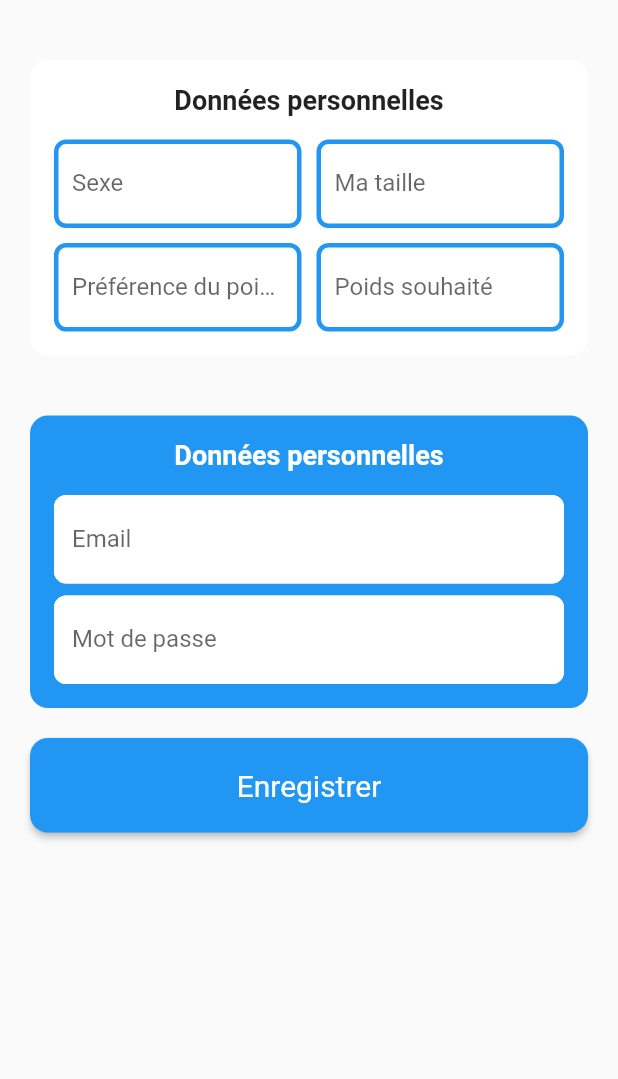
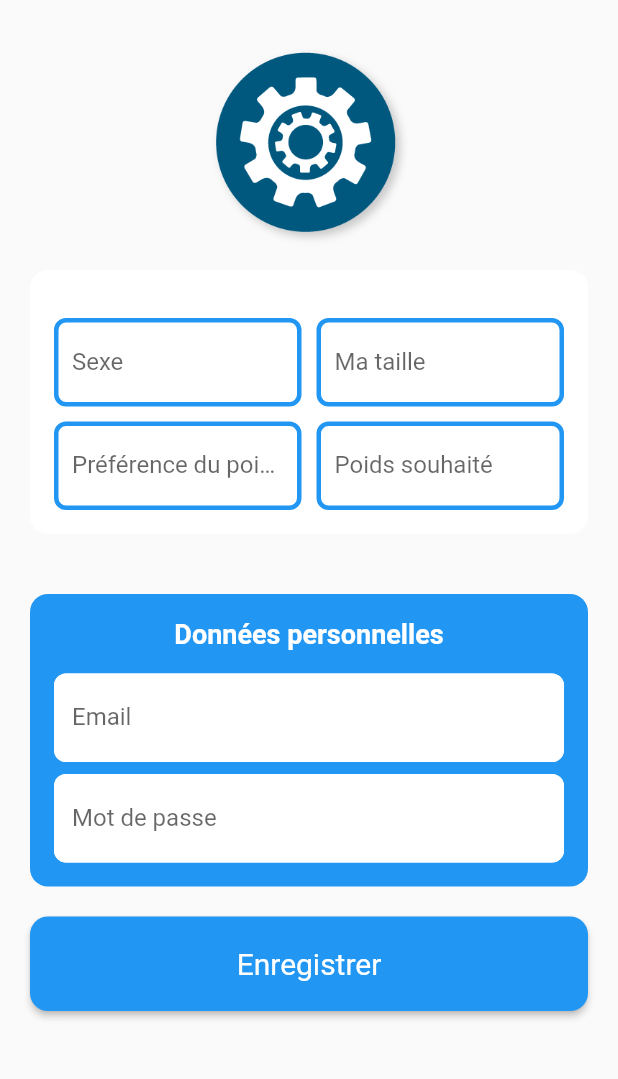
Before and after one commit to BalanceTonPoids/flutter, a Flutter app: the EditProfilePage screen opened directly, on a phone screen of 412 x 824 dp, the part 84-1163 px from its top. Run offline on Flutter 3.47's test engine with Material 2 defaults, Android fonts, the phone set to English and light mode, and no system bars; our stand-ins replace adaptive_theme, flutter_spinkit, persistent_bottom_nav_bar.

Commit message:
message de commit

```diff
--- a/lib/main.dart
+++ b/lib/main.dart
@@ -1,4 +1,5 @@
 import 'package:adaptive_theme/adaptive_theme.dart';
+import 'package:balancetonpoids/pages/modifier_profil.dart';
 import 'package:balancetonpoids/pages/profile.dart';
 import 'package:balancetonpoids/pages/weight.dart';
 import 'package:flutter/material.dart';
@@ -49,7 +50,7 @@ class _MyAppState extends State<MyApp> {
         theme: theme,
         darkTheme: darkTheme,
         themeMode: ThemeMode.system,
-        home: const Welcome(),
+        home: const EditProfilePage(),
       ),
     );
   }
--- a/lib/pages/modifier-profil.dart
+++ b/lib/pages/modifier_profil.dart
@@ -15,13 +15,14 @@ class EditProfilePage extends StatelessWidget {
           crossAxisAlignment: CrossAxisAlignment.stretch,
 
           children: <Widget>[
-            Container(
-              decoration: BoxDecoration(
-                color: Colors.blue,
+            Image.asset(
+            'assets/Settings.png',height: 150,width: 150,
               ),
-            ),
 
-            SizedBox(height: 20.0),
+
+
+
+            SizedBox(height: 10.0),
             _buildPersonalInfoForm(),
             SizedBox(height: 40.0),
             _buildCredentialsForm(),
@@ -57,15 +58,7 @@ class EditProfilePage extends StatelessWidget {
       ),
       child: Column(
         children: <Widget>[
-          Text(
-            'Données personnelles',
-            textAlign: TextAlign.center,
-            style: TextStyle(
-              fontWeight: FontWeight.bold,
-              fontSize: 18.0,
 
-            ),
-          ),
           SizedBox(height: 16.0),
           Row(
             children: <Widget>[
```
Also changed, not shown: assets/Settings.png (added).
